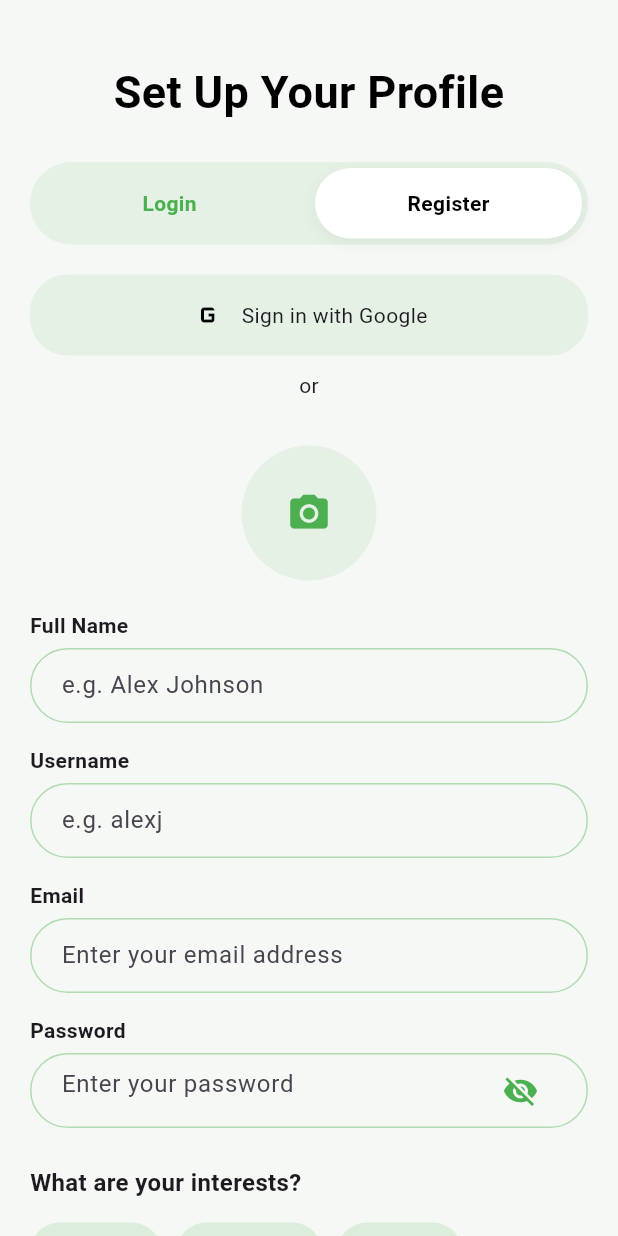
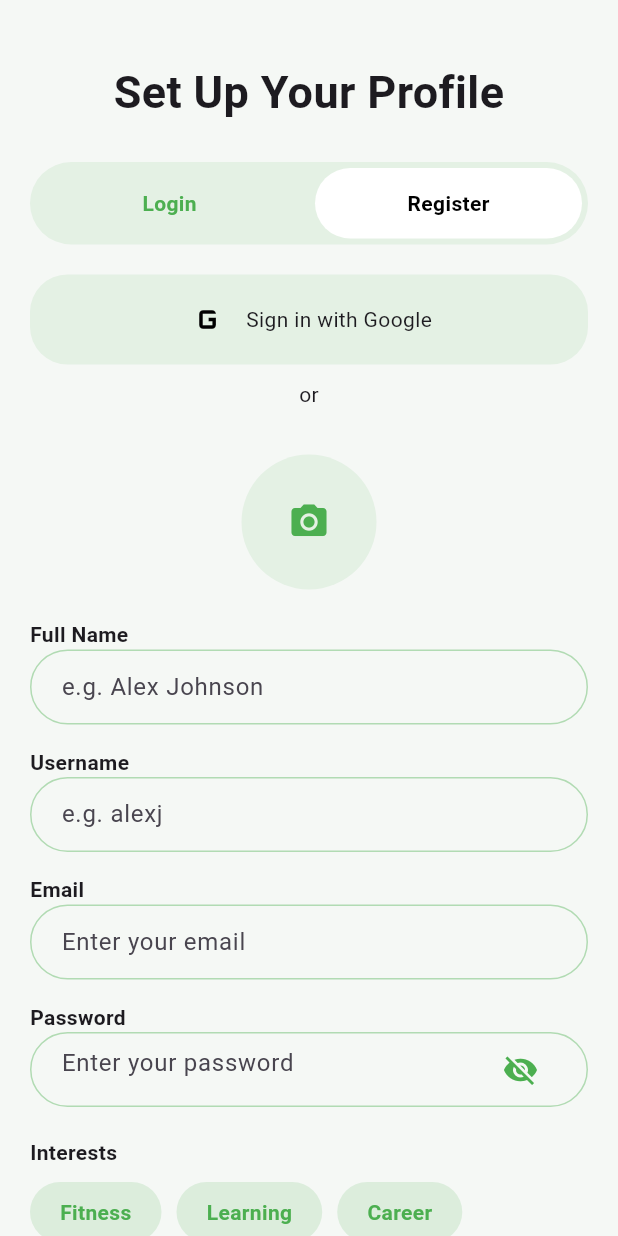
Before and after one commit to Muskanpoddar/Grow-Me-App, a Flutter app: the screen it shows after launch, after a tap on "Register", after a tap on "Sign in with Google", on a phone screen of 412 x 824 dp. Run offline on Flutter 3.47's test engine with Material 3 defaults, Android fonts, the phone set to English and light mode, and no system bars; our stand-ins replace cloud_firestore, firebase_auth, firebase_core, firebase_storage, google_sign_in, image_picker; missing offline and left inert: cloudinary_public; accounts and stored records are empty.

Commit message:
Intialized file

```diff
--- a/lib/features/auth/presentation/auth_screen.dart
+++ b/lib/features/auth/presentation/auth_screen.dart
@@ -1,5 +1,4 @@
 import 'dart:io';
-
 import 'package:flutter/material.dart';
 import 'package:image_picker/image_picker.dart';
 
@@ -25,7 +24,10 @@ class _AuthScreenState extends State<AuthScreen> {
   final nameCtrl = TextEditingController();
   final usernameCtrl = TextEditingController();
 
-  final interests = [
+  final ImagePicker _picker = ImagePicker();
+  File? _profileImageFile;
+
+  final List<String> interests = [
     "Fitness",
     "Learning",
     "Career",
@@ -38,9 +40,6 @@ class _AuthScreenState extends State<AuthScreen> {
   final _authRepo = AuthRepository();
   final _userRepo = UserRepository();
   final _storageHelper = StorageHelper();
-  final _picker = ImagePicker();
-
-  File? _profileImageFile;
 
   @override
   void dispose() {
@@ -50,8 +49,6 @@ class _AuthScreenState extends State<AuthScreen> {
     usernameCtrl.dispose();
     super.dispose();
   }
-
-  // ----------------- UI --------------------
 
   @override
   Widget build(BuildContext context) {
@@ -69,24 +66,31 @@ class _AuthScreenState extends State<AuthScreen> {
                 style: const TextStyle(
                   fontSize: 30,
                   fontWeight: FontWeight.bold,
-                  color: Colors.black,
                 ),
                 textAlign: TextAlign.center,
               ),
+
               const SizedBox(height: 25),
+
               _buildToggle(),
               const SizedBox(height: 20),
+
               _buildGoogleButton(),
               const SizedBox(height: 10),
               const Center(child: Text("or")),
               const SizedBox(height: 20),
-              if (isLogin) _buildLoginFields() else _buildRegisterFields(),
+
+              isLogin ? _buildLoginFields() : _buildRegisterFields(),
             ],
           ),
         ),
       ),
     );
   }
+
+  // ----------------------------------------------------
+  // UI
+  // ----------------------------------------------------
 
   Widget _buildToggle() {
     return Container(
@@ -99,22 +103,16 @@ class _AuthScreenState extends State<AuthScreen> {
         children: [
           Expanded(
             child: GestureDetector(
-              onTap: () => setState(() => isLogin = true),
+              onTap: () {
+                if (!mounted) return;
+                setState(() => isLogin = true);
+              },
               child: AnimatedContainer(
                 duration: const Duration(milliseconds: 200),
                 margin: const EdgeInsets.all(4),
                 decoration: BoxDecoration(
                   color: isLogin ? Colors.white : Colors.transparent,
                   borderRadius: BorderRadius.circular(28),
-                  boxShadow: isLogin
-                      ? [
-                          BoxShadow(
-                            color: Colors.black.withOpacity(0.05),
-                            blurRadius: 8,
-                            offset: const Offset(0, 3),
-                          ),
-                        ]
-                      : [],
                 ),
                 child: Center(
                   child: Text(
@@ -130,22 +128,16 @@ class _AuthScreenState extends State<AuthScreen> {
           ),
           Expanded(
             child: GestureDetector(
-              onTap: () => setState(() => isLogin = false),
+              onTap: () {
+                if (!mounted) return;
+                setState(() => isLogin = false);
+              },
               child: AnimatedContainer(
                 duration: const Duration(milliseconds: 200),
                 margin: const EdgeInsets.all(4),
                 decoration: BoxDecoration(
                   color: !isLogin ? Colors.white : Colors.transparent,
                   borderRadius: BorderRadius.circular(28),
-                  boxShadow: !isLogin
-                      ? [
-                          BoxShadow(
-                            color: Colors.black.withOpacity(0.05),
-                            blurRadius: 8,
-                            offset: const Offset(0, 3),
-                          ),
-                        ]
-                      : [],
                 ),
                 child: Center(
                   child: Text(
@@ -164,19 +156,18 @@ class _AuthScreenState extends State<AuthScreen> {
     );
   }
 
-  // ---------- LOGIN UI ----------
-
   Widget _buildLoginFields() {
     return Column(
       crossAxisAlignment: CrossAxisAlignment.start,
       children: [
         const Text("Email", style: TextStyle(fontWeight: FontWeight.bold)),
         const SizedBox(height: 5),
-        _buildTextField(emailCtrl, "Enter your email address"),
+        _buildTextField(emailCtrl, "Enter your email"),
+
         const SizedBox(height: 15),
         const Text("Password", style: TextStyle(fontWeight: FontWeight.bold)),
-        const SizedBox(height: 5),
         _buildPasswordField(),
+
         const SizedBox(height: 10),
         Align(
           alignment: Alignment.centerRight,
@@ -188,13 +179,12 @@ class _AuthScreenState extends State<AuthScreen> {
             ),
           ),
         ),
+
         const SizedBox(height: 20),
         _buildActionButton(),
       ],
     );
   }
-
-  // ---------- REGISTER UI ----------
 
   Widget _buildRegisterFields() {
     return Column(
@@ -202,7 +192,6 @@ class _AuthScreenState extends State<AuthScreen> {
       children: [
         const SizedBox(height: 10),
 
-        // profile photo
         Center(
           child: GestureDetector(
             onTap: _pickProfileImage,
@@ -210,8 +199,8 @@ class _AuthScreenState extends State<AuthScreen> {
               height: 90,
               width: 90,
               decoration: BoxDecoration(
+                shape: BoxShape.circle,
                 color: Colors.green.withOpacity(0.1),
-                shape: BoxShape.circle,
                 image: _profileImageFile != null
                     ? DecorationImage(
                         image: FileImage(_profileImageFile!),
@@ -220,42 +209,34 @@ class _AuthScreenState extends State<AuthScreen> {
                     : null,
               ),
               child: _profileImageFile == null
-                  ? const Icon(Icons.camera_alt, color: Colors.green, size: 30)
+                  ? const Icon(Icons.camera_alt, color: Colors.green, size: 28)
                   : null,
             ),
           ),
         ),
 
         const SizedBox(height: 20),
+        const Text("Full Name", style: TextStyle(fontWeight: FontWeight.bold)),
+        _buildTextField(nameCtrl, "e.g. Alex Johnson"),
 
-        const Text("Full Name", style: TextStyle(fontWeight: FontWeight.bold)),
-        const SizedBox(height: 5),
-        _buildTextField(nameCtrl, "e.g. Alex Johnson"),
         const SizedBox(height: 15),
+        const Text("Username", style: TextStyle(fontWeight: FontWeight.bold)),
+        _buildTextField(usernameCtrl, "e.g. alexj"),
 
-        const Text("Username", style: TextStyle(fontWeight: FontWeight.bold)),
-        const SizedBox(height: 5),
-        _buildTextField(usernameCtrl, "e.g. alexj"),
         const SizedBox(height: 15),
+        const Text("Email", style: TextStyle(fontWeight: FontWeight.bold)),
+        _buildTextField(emailCtrl, "Enter your email"),
 
-        const Text("Email", style: TextStyle(fontWeight: FontWeight.bold)),
-        const SizedBox(height: 5),
-        _buildTextField(emailCtrl, "Enter your email address"),
         const SizedBox(height: 15),
+        const Text("Password", style: TextStyle(fontWeight: FontWeight.bold)),
+        _buildPasswordField(),
 
-        const Text("Password", style: TextStyle(fontWeight: FontWeight.bold)),
-        const SizedBox(height: 5),
-        _buildPasswordField(),
-        const SizedBox(height: 25),
+        const SizedBox(height: 20),
+        const Text("Interests", style: TextStyle(fontWeight: FontWeight.bold)),
+        const SizedBox(height: 10),
+        _buildInterests(),
 
-        const Text(
-          "What are your interests?",
-          style: TextStyle(fontWeight: FontWeight.bold, fontSize: 16),
-        ),
-        const SizedBox(height: 15),
-        _buildInterests(),
         const SizedBox(height: 30),
-
         _buildActionButton(),
       ],
     );
@@ -265,15 +246,15 @@ class _AuthScreenState extends State<AuthScreen> {
     return InkWell(
       onTap: _handleGoogleSignIn,
       child: Container(
-        padding: const EdgeInsets.symmetric(horizontal: 20, vertical: 15),
+        padding: const EdgeInsets.symmetric(vertical: 15),
         decoration: BoxDecoration(
           color: Colors.green.withOpacity(.1),
           borderRadius: BorderRadius.circular(25),
         ),
-        child: Row(
+        child: const Row(
           mainAxisAlignment: MainAxisAlignment.center,
-          children: const [
-            Icon(Icons.g_mobiledata, color: Colors.black),
+          children: [
+            Icon(Icons.g_mobiledata, size: 30, color: Colors.black),
             SizedBox(width: 10),
             Text("Sign in with Google"),
           ],
@@ -286,12 +267,15 @@ class _AuthScreenState extends State<AuthScreen> {
     return Wrap(
       spacing: 10,
       runSpacing: 10,
-      children: interests.map((i) {
-        final selected = selectedInterests.contains(i);
+      children: interests.map((interest) {
+        final selected = selectedInterests.contains(interest);
         return GestureDetector(
           onTap: () {
+            if (!mounted) return;
             setState(() {
-              selected ? selectedInterests.remove(i) : selectedInterests.add(i);
+              selected
+                  ? selectedInterests.remove(interest)
+                  : selectedInterests.add(interest);
             });
           },
           child: Container(
@@ -301,7 +285,7 @@ class _AuthScreenState extends State<AuthScreen> {
               borderRadius: BorderRadius.circular(25),
             ),
             child: Text(
-              i,
+              interest,
               style: TextStyle(
                 color: selected ? Colors.white : Colors.green,
                 fontWeight: FontWeight.bold,
@@ -322,7 +306,7 @@ class _AuthScreenState extends State<AuthScreen> {
       ),
       child: TextField(
         controller: c,
-        decoration: InputDecoration(border: InputBorder.none, hintText: hint),
+        decoration: InputDecoration(hintText: hint, border: InputBorder.none),
       ),
     );
   }
@@ -338,14 +322,17 @@ class _AuthScreenState extends State<AuthScreen> {
         controller: passwordCtrl,
         obscureText: !showPassword,
         decoration: InputDecoration(
+          hintText: "Enter your password",
           border: InputBorder.none,
-          hintText: "Enter your password",
           suffixIcon: IconButton(
             icon: Icon(
               showPassword ? Icons.visibility : Icons.visibility_off,
               color: Colors.green,
             ),
-            onPressed: () => setState(() => showPassword = !showPassword),
+            onPressed: () {
+              if (!mounted) return;
+              setState(() => showPassword = !showPassword);
+            },
           ),
         ),
       ),
@@ -354,30 +341,20 @@ class _AuthScreenState extends State<AuthScreen> {
 
   Widget _buildActionButton() {
     return GestureDetector(
-      onTap: loading
-          ? null
-          : () {
-              if (isLogin) {
-                _handleLogin();
-              } else {
-                _handleRegister();
-              }
-            },
+      onTap: isLogin ? _handleLogin : _handleRegister,
       child: Container(
         height: 55,
         decoration: BoxDecoration(
-          color: loading ? Colors.green.withOpacity(0.5) : Colors.green,
+          color: Colors.green,
           borderRadius: BorderRadius.circular(30),
         ),
         child: Center(
-          child: loading
-              ? const CircularProgressIndicator(color: Colors.white)
-              : Text(
+          child: Text(
             isLogin ? "Login" : "Create Account",
             style: const TextStyle(
-                    color: Colors.white,
               fontSize: 17,
               fontWeight: FontWeight.bold,
+              color: Colors.white,
             ),
           ),
         ),
@@ -385,9 +362,12 @@ class _AuthScreenState extends State<AuthScreen> {
     );
   }
 
-  // --------------- LOGIC ---------------
+  // ----------------------------------------------------
+  // LOGIC (with mounted checks)
+  // ----------------------------------------------------
 
   void _showError(Object e) {
+    if (!mounted) return;
     ScaffoldMessenger.of(
       context,
     ).showSnackBar(SnackBar(content: Text(e.toString())));
@@ -398,34 +378,42 @@ class _AuthScreenState extends State<AuthScreen> {
       source: ImageSource.gallery,
       imageQuality: 75,
     );
+
+    if (!mounted) return;
+
     if (picked != null) {
       setState(() => _profileImageFile = File(picked.path));
     }
   }
 
   Future<void> _handleLogin() async {
+    if (!mounted) return;
+    setState(() => loading = true);
+
     try {
-      setState(() => loading = true);
       await _authRepo.signInWithEmail(
         emailCtrl.text.trim(),
         passwordCtrl.text.trim(),
       );
-      // AuthStateWidget will move to Home automatically
     } catch (e) {
+      if (!mounted) return;
       _showError(e);
     } finally {
+      if (!mounted) return;
       setState(() => loading = false);
     }
   }
 
   Future<void> _handleRegister() async {
-    try {
+    if (!mounted) return;
     setState(() => loading = true);
 
+    try {
       final user = await _authRepo.signUpWithEmail(
         emailCtrl.text.trim(),
         passwordCtrl.text.trim(),
       );
+
       if (user == null) return;
 
       String? photoUrl;
@@ -436,46 +424,53 @@ class _AuthScreenState extends State<AuthScreen> {
         );
       }
 
+      if (!mounted) return;
       final appUser = AppUser(
         uid: user.uid,
-        email: emailCtrl.text.trim(),
         name: nameCtrl.text.trim(),
         username: usernameCtrl.text.trim(),
+        email: emailCtrl.text.trim(),
         photoUrl: photoUrl,
         interests: selectedInterests,
       );
 
       await _userRepo.createUser(appUser);
-      // logged in already -> stream will go to Home
     } catch (e) {
+      if (!mounted) return;
       _showError(e);
     } finally {
+      if (!mounted) return;
       setState(() => loading = false);
     }
   }
 
   Future<void> _handleGoogleSignIn() async {
+    if (!mounted) return;
+    setState(() => loading = true);
+
     try {
-      setState(() => loading = true);
       final user = await _authRepo.signInWithGoogle();
       if (user == null) return;
 
-      // check if user doc exists; if not, create minimal profile
       final existing = await _userRepo.getUser(user.uid);
+
       if (existing == null) {
-        final appUser = AppUser(
+        await _userRepo.createUser(
+          AppUser(
             uid: user.uid,
-          email: user.email ?? '',
-          name: user.displayName ?? '',
-          username: user.email?.split('@').first ?? '',
+            name: user.displayName ?? "",
+            username: user.email?.split('@').first ?? "",
+            email: user.email ?? "",
             photoUrl: user.photoURL,
             interests: [],
+          ),
         );
-        await _userRepo.createUser(appUser);
       }
     } catch (e) {
+      if (!mounted) return;
       _showError(e);
     } finally {
+      if (!mounted) return;
       setState(() => loading = false);
     }
   }
```
Lines whose indentation alone changed are shown as unchanged.
